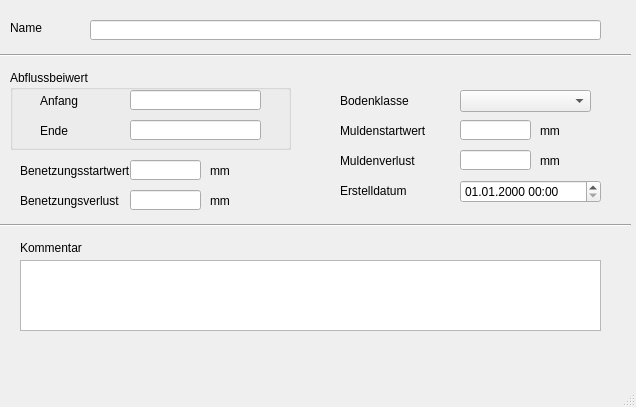
hoettges/QKan, file qkan/forms/qkan_abflussparameter.ui: the form before one commit.
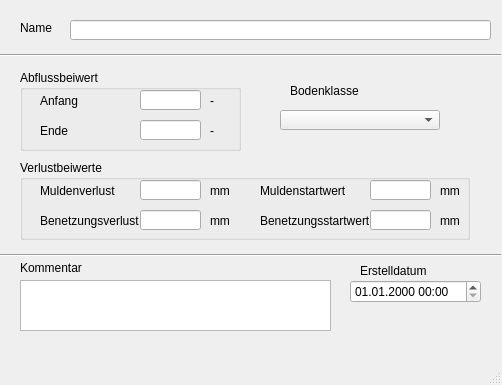
The form after the commit. Custom widgets are drawn as their Qt base class.

```diff
--- a/qkan/forms/qkan_abflussparameter.ui
+++ b/qkan/forms/qkan_abflussparameter.ui
@@ -6,8 +6,8 @@
    <rect>
     <x>0</x>
     <y>0</y>
-    <width>636</width>
-    <height>407</height>
+    <width>502</width>
+    <height>385</height>
    </rect>
   </property>
   <property name="windowTitle">
@@ -17,7 +17,7 @@
    <widget class="QLabel" name="label">
     <property name="geometry">
      <rect>
-      <x>10</x>
+      <x>20</x>
       <y>20</y>
       <width>46</width>
       <height>16</height>
@@ -27,64 +27,12 @@
      <string>Name</string>
     </property>
    </widget>
-   <widget class="QLabel" name="label_20">
-    <property name="geometry">
-     <rect>
-      <x>20</x>
-      <y>190</y>
-      <width>121</width>
-      <height>21</height>
-     </rect>
-    </property>
-    <property name="text">
-     <string>Benetzungsverlust</string>
-    </property>
-   </widget>
-   <widget class="QLabel" name="label_5">
-    <property name="geometry">
-     <rect>
-      <x>20</x>
-      <y>160</y>
-      <width>111</width>
-      <height>21</height>
-     </rect>
-    </property>
-    <property name="text">
-     <string>Benetzungsstartwert</string>
-    </property>
-   </widget>
-   <widget class="QLabel" name="label_6">
-    <property name="geometry">
-     <rect>
-      <x>340</x>
-      <y>120</y>
-      <width>91</width>
-      <height>21</height>
-     </rect>
-    </property>
-    <property name="text">
-     <string>Muldenstartwert</string>
-    </property>
-   </widget>
-   <widget class="QLabel" name="label_18">
-    <property name="geometry">
-     <rect>
-      <x>340</x>
-      <y>90</y>
-      <width>91</width>
-      <height>21</height>
-     </rect>
-    </property>
-    <property name="text">
-     <string>Bodenklasse</string>
-    </property>
-   </widget>
    <widget class="QLabel" name="label_70">
     <property name="geometry">
      <rect>
-      <x>340</x>
-      <y>180</y>
-      <width>91</width>
+      <x>360</x>
+      <y>260</y>
+      <width>71</width>
       <height>21</height>
      </rect>
     </property>
@@ -97,20 +45,7 @@
      <rect>
       <x>0</x>
       <y>40</y>
-      <width>631</width>
-      <height>31</height>
-     </rect>
-    </property>
-    <property name="orientation">
-     <enum>Qt::Horizontal</enum>
-    </property>
-   </widget>
-   <widget class="Line" name="line_2">
-    <property name="geometry">
-     <rect>
-      <x>0</x>
-      <y>210</y>
-      <width>631</width>
+      <width>501</width>
       <height>31</height>
      </rect>
     </property>
@@ -122,7 +57,7 @@
     <property name="geometry">
      <rect>
       <x>20</x>
-      <y>240</y>
+      <y>260</y>
       <width>81</width>
       <height>16</height>
      </rect>
@@ -131,13 +66,81 @@
      <string>Kommentar</string>
     </property>
    </widget>
+   <widget class="QLineEdit" name="apnam">
+    <property name="geometry">
+     <rect>
+      <x>70</x>
+      <y>20</y>
+      <width>421</width>
+      <height>20</height>
+     </rect>
+    </property>
+   </widget>
+   <widget class="QTextEdit" name="kommentar">
+    <property name="geometry">
+     <rect>
+      <x>20</x>
+      <y>280</y>
+      <width>311</width>
+      <height>51</height>
+     </rect>
+    </property>
+   </widget>
+   <widget class="QgsDateTimeEdit" name="createdat">
+    <property name="geometry">
+     <rect>
+      <x>350</x>
+      <y>280</y>
+      <width>131</width>
+      <height>23</height>
+     </rect>
+    </property>
+    <property name="currentSection">
+     <enum>QDateTimeEdit::DaySection</enum>
+    </property>
+    <property name="displayFormat">
+     <string>dd.MM.yyyy HH:mm</string>
+    </property>
+   </widget>
+   <widget class="QComboBox" name="bodenklasse">
+    <property name="geometry">
+     <rect>
+      <x>280</x>
+      <y>110</y>
+      <width>160</width>
+      <height>20</height>
+     </rect>
+    </property>
+    <property name="toolTip">
+     <string>Bodenklasse. Muss bei befestigten Flächen leer sein.</string>
+    </property>
+    <property name="statusTip">
+     <string>Bodenklasse. Muss bei befestigten Flächen leer sein.</string>
+    </property>
+    <property name="accessibleName">
+     <string>bodenklasse</string>
+    </property>
+   </widget>
+   <widget class="QLabel" name="label_18">
+    <property name="geometry">
+     <rect>
+      <x>290</x>
+      <y>80</y>
+      <width>71</width>
+      <height>21</height>
+     </rect>
+    </property>
+    <property name="text">
+     <string>Bodenklasse</string>
+    </property>
+   </widget>
    <widget class="QGroupBox" name="groupBox">
     <property name="geometry">
      <rect>
-      <x>10</x>
+      <x>20</x>
       <y>70</y>
-      <width>281</width>
-      <height>80</height>
+      <width>221</width>
+      <height>81</height>
      </rect>
     </property>
     <property name="title">
@@ -146,9 +149,9 @@
     <widget class="QLabel" name="label_9">
      <property name="geometry">
       <rect>
-       <x>30</x>
+       <x>20</x>
        <y>20</y>
-       <width>71</width>
+       <width>51</width>
        <height>21</height>
       </rect>
      </property>
@@ -159,9 +162,9 @@
     <widget class="QLabel" name="label_13">
      <property name="geometry">
       <rect>
-       <x>30</x>
+       <x>20</x>
        <y>50</y>
-       <width>71</width>
+       <width>40</width>
        <height>21</height>
       </rect>
      </property>
@@ -174,7 +177,7 @@
       <rect>
        <x>120</x>
        <y>20</y>
-       <width>131</width>
+       <width>61</width>
        <height>20</height>
       </rect>
      </property>
@@ -184,161 +187,206 @@
       <rect>
        <x>120</x>
        <y>50</y>
-       <width>131</width>
+       <width>61</width>
        <height>20</height>
       </rect>
      </property>
     </widget>
+    <widget class="QLabel" name="label_15">
+     <property name="geometry">
+      <rect>
+       <x>190</x>
+       <y>50</y>
+       <width>21</width>
+       <height>21</height>
+      </rect>
+     </property>
+     <property name="text">
+      <string>-</string>
+     </property>
+    </widget>
+    <widget class="QLabel" name="label_16">
+     <property name="geometry">
+      <rect>
+       <x>190</x>
+       <y>20</y>
+       <width>21</width>
+       <height>21</height>
+      </rect>
+     </property>
+     <property name="text">
+      <string>-</string>
+     </property>
+    </widget>
    </widget>
-   <widget class="QLabel" name="label_21">
-    <property name="geometry">
-     <rect>
-      <x>340</x>
-      <y>150</y>
-      <width>91</width>
-      <height>21</height>
-     </rect>
-    </property>
-    <property name="text">
-     <string>Muldenverlust</string>
-    </property>
-   </widget>
-   <widget class="QLineEdit" name="apnam">
-    <property name="geometry">
-     <rect>
-      <x>90</x>
-      <y>20</y>
-      <width>511</width>
-      <height>20</height>
-     </rect>
-    </property>
-   </widget>
-   <widget class="QLineEdit" name="benetzung_startwert">
-    <property name="geometry">
-     <rect>
-      <x>130</x>
-      <y>160</y>
-      <width>71</width>
-      <height>20</height>
-     </rect>
-    </property>
-   </widget>
-   <widget class="QLineEdit" name="benetzungsverlust">
-    <property name="geometry">
-     <rect>
-      <x>130</x>
-      <y>190</y>
-      <width>71</width>
-      <height>20</height>
-     </rect>
-    </property>
-   </widget>
-   <widget class="QComboBox" name="bodenklasse">
-    <property name="geometry">
-     <rect>
-      <x>460</x>
-      <y>90</y>
-      <width>131</width>
-      <height>22</height>
-     </rect>
-    </property>
-   </widget>
-   <widget class="QLineEdit" name="mulden_startwert">
-    <property name="geometry">
-     <rect>
-      <x>460</x>
-      <y>120</y>
-      <width>71</width>
-      <height>20</height>
-     </rect>
-    </property>
-   </widget>
-   <widget class="QLineEdit" name="muldenverlust">
-    <property name="geometry">
-     <rect>
-      <x>460</x>
-      <y>150</y>
-      <width>71</width>
-      <height>20</height>
-     </rect>
-    </property>
-   </widget>
-   <widget class="QTextEdit" name="kommentar">
+   <widget class="QGroupBox" name="groupBox_2">
     <property name="geometry">
      <rect>
       <x>20</x>
-      <y>260</y>
-      <width>581</width>
-      <height>71</height>
-     </rect>
-    </property>
-   </widget>
-   <widget class="QgsDateTimeEdit" name="createdat">
-    <property name="geometry">
-     <rect>
-      <x>460</x>
-      <y>180</y>
-      <width>141</width>
-      <height>23</height>
-     </rect>
-    </property>
-    <property name="currentSection">
-     <enum>QDateTimeEdit::DaySection</enum>
-    </property>
-    <property name="displayFormat">
-     <string>dd.MM.yyyy HH:mm</string>
-    </property>
-   </widget>
-   <widget class="QLabel" name="label_2">
-    <property name="geometry">
-     <rect>
-      <x>540</x>
-      <y>120</y>
-      <width>21</width>
-      <height>21</height>
-     </rect>
-    </property>
-    <property name="text">
-     <string>mm</string>
-    </property>
-   </widget>
-   <widget class="QLabel" name="label_3">
-    <property name="geometry">
-     <rect>
-      <x>540</x>
-      <y>150</y>
-      <width>21</width>
-      <height>21</height>
-     </rect>
-    </property>
-    <property name="text">
-     <string>mm</string>
-    </property>
-   </widget>
-   <widget class="QLabel" name="label_4">
-    <property name="geometry">
-     <rect>
-      <x>210</x>
       <y>160</y>
-      <width>21</width>
-      <height>21</height>
+      <width>450</width>
+      <height>80</height>
      </rect>
     </property>
-    <property name="text">
-     <string>mm</string>
+    <property name="title">
+     <string>Verlustbeiwerte</string>
     </property>
+    <widget class="QLabel" name="label_7">
+     <property name="geometry">
+      <rect>
+       <x>190</x>
+       <y>50</y>
+       <width>21</width>
+       <height>21</height>
+      </rect>
+     </property>
+     <property name="text">
+      <string>mm</string>
+     </property>
+    </widget>
+    <widget class="QLabel" name="label_4">
+     <property name="geometry">
+      <rect>
+       <x>420</x>
+       <y>50</y>
+       <width>21</width>
+       <height>21</height>
+      </rect>
+     </property>
+     <property name="text">
+      <string>mm</string>
+     </property>
+    </widget>
+    <widget class="QLineEdit" name="benetzungsverlust">
+     <property name="geometry">
+      <rect>
+       <x>120</x>
+       <y>50</y>
+       <width>61</width>
+       <height>20</height>
+      </rect>
+     </property>
+    </widget>
+    <widget class="QLabel" name="label_20">
+     <property name="geometry">
+      <rect>
+       <x>20</x>
+       <y>50</y>
+       <width>121</width>
+       <height>21</height>
+      </rect>
+     </property>
+     <property name="text">
+      <string>Benetzungsverlust</string>
+     </property>
+    </widget>
+    <widget class="QLabel" name="label_5">
+     <property name="geometry">
+      <rect>
+       <x>240</x>
+       <y>50</y>
+       <width>111</width>
+       <height>21</height>
+      </rect>
+     </property>
+     <property name="text">
+      <string>Benetzungsstartwert</string>
+     </property>
+    </widget>
+    <widget class="QLineEdit" name="benetzung_startwert">
+     <property name="geometry">
+      <rect>
+       <x>350</x>
+       <y>50</y>
+       <width>61</width>
+       <height>20</height>
+      </rect>
+     </property>
+    </widget>
+    <widget class="QLabel" name="label_3">
+     <property name="geometry">
+      <rect>
+       <x>190</x>
+       <y>20</y>
+       <width>21</width>
+       <height>21</height>
+      </rect>
+     </property>
+     <property name="text">
+      <string>mm</string>
+     </property>
+    </widget>
+    <widget class="QLabel" name="label_21">
+     <property name="geometry">
+      <rect>
+       <x>20</x>
+       <y>20</y>
+       <width>91</width>
+       <height>21</height>
+      </rect>
+     </property>
+     <property name="text">
+      <string>Muldenverlust</string>
+     </property>
+    </widget>
+    <widget class="QLabel" name="label_6">
+     <property name="geometry">
+      <rect>
+       <x>240</x>
+       <y>20</y>
+       <width>91</width>
+       <height>21</height>
+      </rect>
+     </property>
+     <property name="text">
+      <string>Muldenstartwert</string>
+     </property>
+    </widget>
+    <widget class="QLineEdit" name="mulden_startwert">
+     <property name="geometry">
+      <rect>
+       <x>350</x>
+       <y>20</y>
+       <width>61</width>
+       <height>20</height>
+      </rect>
+     </property>
+    </widget>
+    <widget class="QLabel" name="label_2">
+     <property name="geometry">
+      <rect>
+       <x>420</x>
+       <y>20</y>
+       <width>21</width>
+       <height>21</height>
+      </rect>
+     </property>
+     <property name="text">
+      <string>mm</string>
+     </property>
+    </widget>
+    <widget class="QLineEdit" name="muldenverlust">
+     <property name="geometry">
+      <rect>
+       <x>120</x>
+       <y>20</y>
+       <width>61</width>
+       <height>20</height>
+      </rect>
+     </property>
+    </widget>
    </widget>
-   <widget class="QLabel" name="label_7">
+   <widget class="Line" name="line_2">
     <property name="geometry">
      <rect>
-      <x>210</x>
-      <y>190</y>
-      <width>21</width>
-      <height>21</height>
+      <x>0</x>
+      <y>240</y>
+      <width>501</width>
+      <height>31</height>
      </rect>
     </property>
-    <property name="text">
-     <string>mm</string>
+    <property name="orientation">
+     <enum>Qt::Horizontal</enum>
     </property>
    </widget>
   </widget>
```
Left out of the diff: 36 changed lines with no effect on the pictures.
